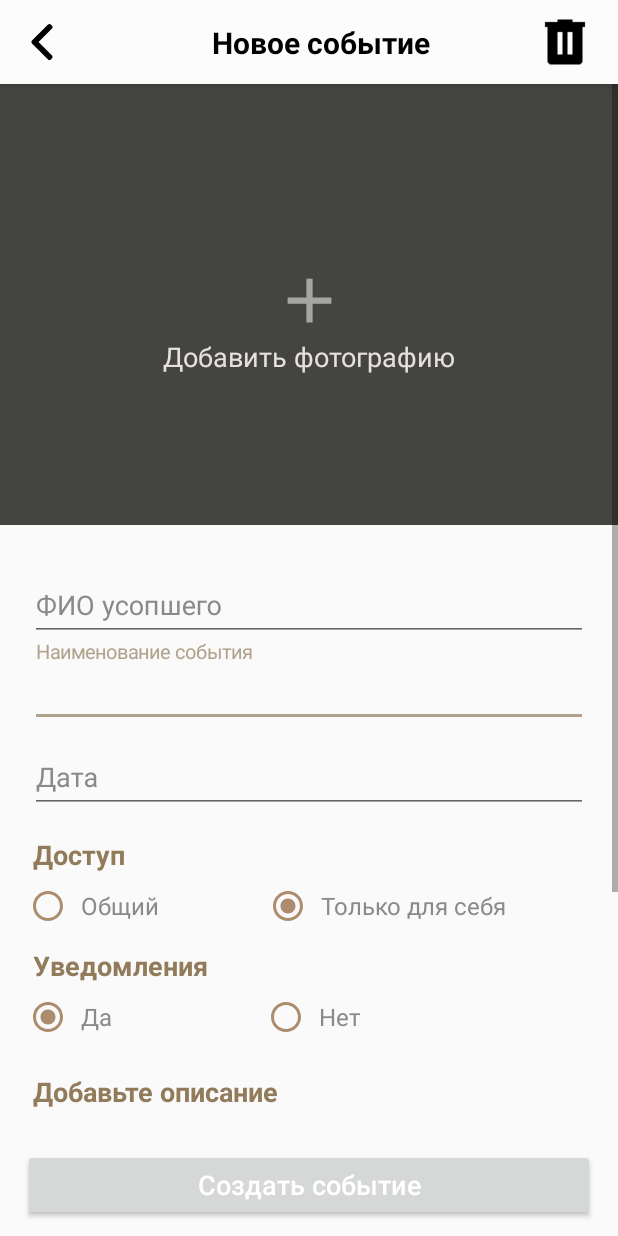
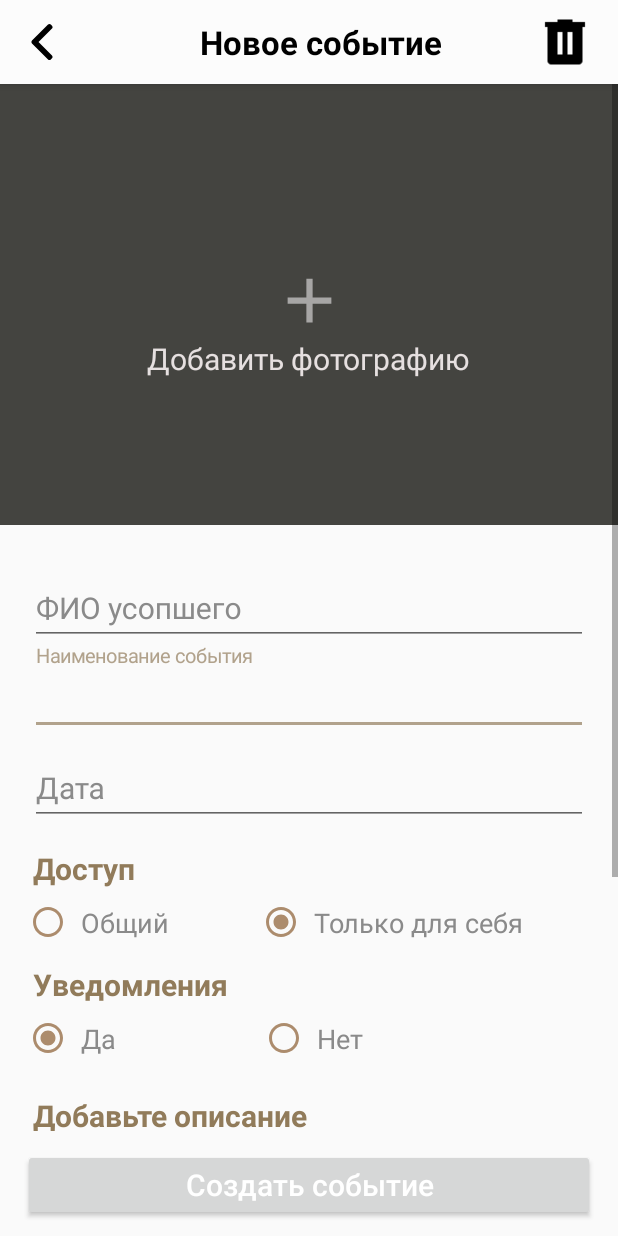
Before and after one commit to romasks/remember, an Android app: the AddNewEventActivity screen opened directly, with no data from a screen before it, on a phone screen of 412 x 824 dp. Run offline under Robolectric (Android 15) with nearby library versions, the phone set to English and light mode, and no system bars; our stand-ins replace ButterKnife; libraries missing offline, so code that uses them is left out: com.arellomobile.mvp, com.pixplicity.easyprefs, com.shagi.materialdatepicker, com.theartofdev.edmodo, umairayub.madialog; 14 statements that could not run were skipped.

Commit message:
change add_event screent

```diff
--- a/app/src/main/java/com/remember/app/ui/cabinet/memory_pages/events/add_new_event/AddNewEventActivity.java
+++ b/app/src/main/java/com/remember/app/ui/cabinet/memory_pages/events/add_new_event/AddNewEventActivity.java
@@ -21,6 +21,11 @@ import android.widget.Toast;
 
 import com.arellomobile.mvp.presenter.InjectPresenter;
 import com.remember.app.R;
+import com.remember.app.customView.CustomAutoCompleteTextView;
+import com.remember.app.customView.CustomButton;
+import com.remember.app.customView.CustomEditText;
+import com.remember.app.customView.CustomRadioButton;
+import com.remember.app.customView.CustomTextView;
 import com.remember.app.data.models.CreateEventRequest;
 import com.remember.app.data.models.EditEventRequest;
 import com.remember.app.data.models.RequestAddEvent;
@@ -86,29 +91,29 @@ public class AddNewEventActivity extends BaseActivity implements AddNewEventView
     AddNewEventPresenter presenter;
 
     @BindView(R.id.deceased_value)
-    AutoCompleteTextView nameDeceased;
+    CustomAutoCompleteTextView nameDeceased;
     @BindView(R.id.title_value)
-    AutoCompleteTextView title;
+    CustomAutoCompleteTextView title;
     @BindView(R.id.date_value)
-    AutoCompleteTextView date;
+    CustomAutoCompleteTextView date;
     @BindView(R.id.for_one)
-    AppCompatRadioButton forOne;
+    CustomRadioButton forOne;
     @BindView(R.id.not_for_one)
-    AppCompatRadioButton notForOne;
+    CustomRadioButton notForOne;
     @BindView(R.id.it_notification)
-    AppCompatRadioButton isNeedNotification;
+    CustomRadioButton isNeedNotification;
     @BindView(R.id.not_notification)
-    AppCompatRadioButton notNeedNotification;
+    CustomRadioButton notNeedNotification;
     @BindView(R.id.description)
-    EditText description;
+    CustomEditText description;
     @BindView(R.id.image_layout)
     ConstraintLayout imageLayout;
     @BindView(R.id.image)
     ImageView image;
     @BindView(R.id.save_button)
-    Button saveButton;
+    CustomButton saveButton;
     @BindView(R.id.eventHeaderName)
-    TextView eventHeaderName;
+    CustomTextView eventHeaderName;
     @BindView(R.id.back)
     ImageView backButton;
     @BindView(R.id.settings)
--- a/app/src/main/res/layout/activity_add_event.xml
+++ b/app/src/main/res/layout/activity_add_event.xml
@@ -31,13 +31,13 @@
                     app:layout_constraintBottom_toBottomOf="parent"
                     app:layout_constraintTop_toTopOf="parent" />
 
-                <TextView
+                <com.remember.app.customView.CustomTextView
                     android:id="@+id/eventHeaderName"
                     android:layout_width="wrap_content"
                     android:layout_height="wrap_content"
                     android:text="@string/new_event_header_text"
                     android:textColor="?android:attr/textColor"
-                    android:textSize="20dp"
+                    android:textSize="22sp"
                     android:textStyle="bold"
                     app:layout_constraintBottom_toBottomOf="parent"
                     app:layout_constraintEnd_toEndOf="parent"
@@ -96,13 +96,13 @@
                     app:layout_constraintStart_toStartOf="parent"
                     app:layout_constraintTop_toTopOf="parent" />
 
-                <TextView
+                <com.remember.app.customView.CustomTextView
                     android:id="@+id/text_image"
                     android:layout_width="wrap_content"
                     android:layout_height="wrap_content"
                     android:text="@string/new_event_add_photo_text"
                     android:textColor="@color/colorWhiteDark"
-                    android:textSize="18dp"
+                    android:textSize="20sp"
                     app:layout_constraintEnd_toEndOf="parent"
                     app:layout_constraintStart_toStartOf="parent"
                     app:layout_constraintTop_toBottomOf="@+id/add_white" />
@@ -122,7 +122,7 @@
                 android:textColorHint="?android:attr/textColorHint"
                 app:layout_constraintTop_toBottomOf="@id/image_layout">
 
-                <AutoCompleteTextView
+                <com.remember.app.customView.CustomAutoCompleteTextView
                     android:id="@+id/deceased_value"
                     android:layout_width="match_parent"
                     android:layout_height="wrap_content"
@@ -137,7 +137,7 @@
                     android:textColorHighlight="@color/light_brown"
                     android:textColorHint="@color/dark_gray"
                     android:textColorLink="@color/light_brown"
-                    android:textSize="18dp" />
+                    android:textSize="20sp" />
 
             </com.google.android.material.textfield.TextInputLayout>
 
@@ -152,7 +152,7 @@
                 android:textColorHint="?android:attr/textColorHint"
                 app:layout_constraintTop_toBottomOf="@+id/deceased">
 
-                <AutoCompleteTextView
+                <com.remember.app.customView.CustomAutoCompleteTextView
                     android:id="@+id/title_value"
                     android:layout_width="match_parent"
                     android:layout_height="wrap_content"
@@ -166,7 +166,7 @@
                     android:textColorHighlight="@color/light_brown"
                     android:textColorHint="@color/dark_gray"
                     android:textColorLink="@color/light_brown"
-                    android:textSize="18dp" />
+                    android:textSize="20sp" />
 
             </com.google.android.material.textfield.TextInputLayout>
 
@@ -182,7 +182,7 @@
                 android:textColorHint="?android:attr/textColorHint"
                 app:layout_constraintTop_toBottomOf="@+id/title">
 
-                <AutoCompleteTextView
+                <com.remember.app.customView.CustomAutoCompleteTextView
                     android:id="@+id/date_value"
                     android:layout_width="match_parent"
                     android:layout_height="wrap_content"
@@ -196,11 +196,11 @@
                     android:textColorHighlight="@color/light_brown"
                     android:textColorHint="@color/dark_gray"
                     android:textColorLink="@color/light_brown"
-                    android:textSize="18dp" />
+                    android:textSize="20sp" />
 
             </com.google.android.material.textfield.TextInputLayout>
 
-            <TextView
+            <com.remember.app.customView.CustomTextView
                 android:id="@+id/access_desk"
                 android:layout_width="0dp"
                 android:layout_height="wrap_content"
@@ -213,7 +213,7 @@
                 android:paddingLeft="6dp"
                 android:text="@string/access"
                 android:textColor="@color/brown"
-                android:textSize="18dp"
+                android:textSize="20sp"
                 android:textStyle="bold"
                 app:layout_constraintEnd_toEndOf="parent"
                 app:layout_constraintStart_toStartOf="parent"
@@ -229,7 +229,7 @@
                 app:layout_constraintStart_toStartOf="parent"
                 app:layout_constraintTop_toBottomOf="@id/access_desk">
 
-                <androidx.appcompat.widget.AppCompatRadioButton
+                <com.remember.app.customView.CustomRadioButton
                     android:id="@+id/not_for_one"
                     android:layout_width="wrap_content"
                     android:layout_height="wrap_content"
@@ -240,10 +240,10 @@
                     android:paddingStart="10dp"
                     android:text="@string/all"
                     android:textColor="@color/gray"
-                    android:textSize="16dp"
+                    android:textSize="18sp"
                     tools:ignore="RtlHardcoded" />
 
-                <androidx.appcompat.widget.AppCompatRadioButton
+                <com.remember.app.customView.CustomRadioButton
                     android:id="@+id/for_one"
                     android:layout_width="wrap_content"
                     android:layout_height="wrap_content"
@@ -253,11 +253,11 @@
                     android:paddingStart="10dp"
                     android:text="@string/for_your"
                     android:textColor="@color/gray"
-                    android:textSize="16dp"
+                    android:textSize="18sp"
                     app:layout_constraintTop_toBottomOf="@+id/is_famous" />
             </RadioGroup>
 
-            <TextView
+            <com.remember.app.customView.CustomTextView
                 android:id="@+id/notification_title"
                 android:layout_width="0dp"
                 android:layout_height="wrap_content"
@@ -269,7 +269,7 @@
                 android:paddingStart="6dp"
                 android:text="@string/notification"
                 android:textColor="@color/brown"
-                android:textSize="18dp"
+                android:textSize="20sp"
                 android:textStyle="bold"
                 app:layout_constraintEnd_toEndOf="parent"
                 app:layout_constraintStart_toStartOf="parent"
@@ -284,7 +284,7 @@
                 app:layout_constraintStart_toStartOf="parent"
                 app:layout_constraintTop_toBottomOf="@id/notification_title">
 
-                <androidx.appcompat.widget.AppCompatRadioButton
+                <com.remember.app.customView.CustomRadioButton
                     android:id="@+id/it_notification"
                     android:layout_width="10dp"
                     android:layout_height="wrap_content"
@@ -295,9 +295,9 @@
                     android:paddingStart="10dp"
                     android:text="@string/yes"
                     android:textColor="@color/gray"
-                    android:textSize="16dp" />
+                    android:textSize="18sp" />
 
-                <androidx.appcompat.widget.AppCompatRadioButton
+                <com.remember.app.customView.CustomRadioButton
                     android:id="@+id/not_notification"
                     android:layout_width="wrap_content"
                     android:layout_height="wrap_content"
@@ -306,12 +306,12 @@
                     android:paddingStart="10dp"
                     android:text="@string/no"
                     android:textColor="@color/gray"
-                    android:textSize="16dp"
+                    android:textSize="18sp"
                     app:layout_constraintTop_toBottomOf="@+id/it_public"
                     tools:ignore="RtlHardcoded" />
             </RadioGroup>
 
-            <TextView
+            <com.remember.app.customView.CustomTextView
                 android:id="@+id/title_description"
                 android:layout_width="0dp"
                 android:layout_height="wrap_content"
@@ -324,19 +324,19 @@
                 android:paddingTop="10dp"
                 android:text="@string/new_event_add_description_title"
                 android:textColor="@color/brown"
-                android:textSize="18dp"
+                android:textSize="20sp"
                 android:textStyle="bold"
                 app:layout_constraintStart_toStartOf="parent"
                 app:layout_constraintTop_toBottomOf="@+id/is_notification" />
 
-            <androidx.appcompat.widget.AppCompatEditText
+            <com.remember.app.customView.CustomEditText
                 android:id="@+id/description"
                 style="@style/TextAreaStyle"
                 android:layout_width="0dp"
                 android:layout_height="wrap_content"
                 android:hint="@string/new_event_hint_description"
                 android:textColor="?android:attr/textColor"
-                android:textSize="18dp"
+                android:textSize="20sp"
                 app:layout_constraintEnd_toEndOf="parent"
                 app:layout_constraintHorizontal_bias="0.0"
                 app:layout_constraintStart_toStartOf="parent"
@@ -346,13 +346,13 @@
         </androidx.constraintlayout.widget.ConstraintLayout>
     </ScrollView>
 
-    <Button
+    <com.remember.app.customView.CustomButton
         android:id="@+id/save_button"
         style="@style/CustomAppButtonStyle"
         android:layout_width="match_parent"
         android:layout_height="wrap_content"
         android:text="@string/create_event"
-        android:textSize="18dp"
+        android:textSize="20sp"
         app:layout_constraintBottom_toBottomOf="parent"
         tools:layout_editor_absoluteX="15dp" />
 
```
Also changed, not shown: app/src/main/java/com/remember/app/customView/CustomAutoCompleteTextView.java (added, +38 -0 lines), app/src/main/java/com/remember/app/customView/CustomButton.java (added, +36 -0 lines), app/src/main/java/com/remember/app/customView/CustomEditText.java (added, +38 -0 lines), app/src/main/java/com/remember/app/customView/CustomRadioButton.java (added, +37 -0 lines).
